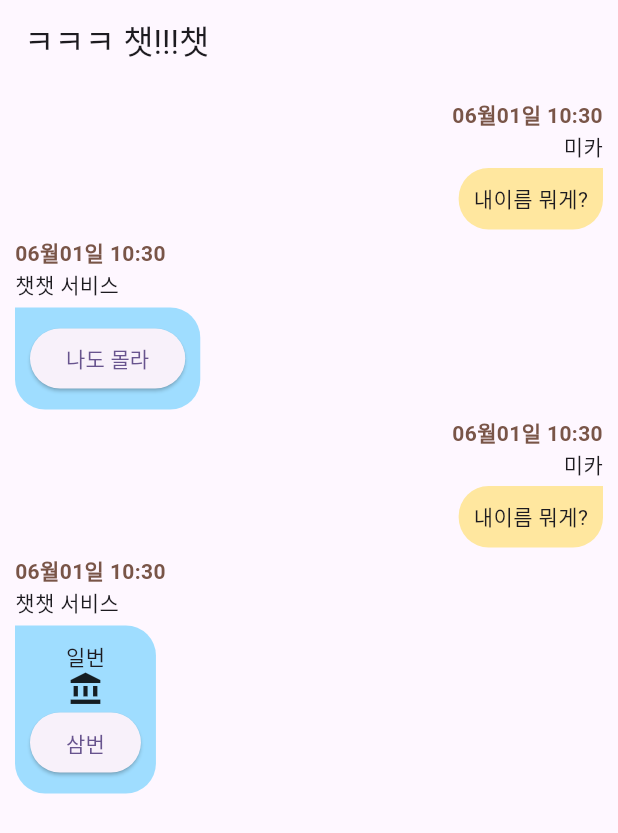
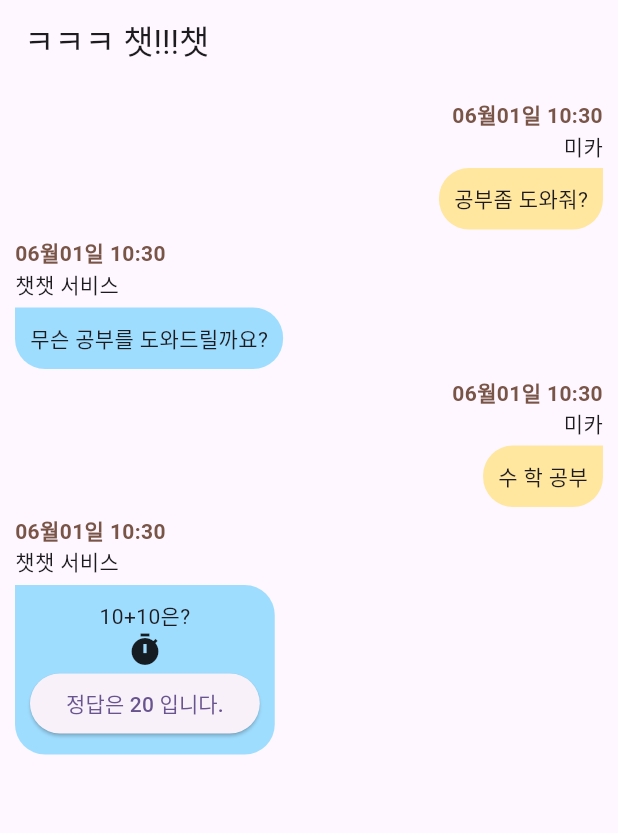
Before and after one commit to karzia/bubble_chat, a Flutter app: the screen it shows after launch, on a phone screen of 412 x 824 dp. Shown: the top 833 px of the screen. Run offline on Flutter 3.47's test engine with Material 3 defaults, Android fonts, the phone set to English and light mode, and no system bars.

Commit message:
changed example

```diff
--- a/lib/main.dart
+++ b/lib/main.dart
@@ -54,13 +54,13 @@ class _MyHomePageState extends State<MyHomePage> {
   static const String agent="챗챗 서비스";
 
   final testData = <ChatData>[
-    ChatData(ChatPos.right, Text(user), Text("내이름 뭐게?")),
-    ChatData(ChatPos.left,Text(agent), ElevatedButton(child: Text("나도 몰라"),onPressed: (){},)),
-    ChatData(ChatPos.right,Text(user), Text("내이름 뭐게?")),
+    ChatData(ChatPos.right, Text(user), Text("공부좀 도와줘?")),
+    ChatData(ChatPos.left,Text(agent), Text("무슨 공부를 도와드릴까요?")),
+    ChatData(ChatPos.right,Text(user), Text("수 학 공부")),
     ChatData(ChatPos.left,Text(agent), Column(children: [
-      Text("일번"),
-      Icon(Icons.account_balance),
-      ElevatedButton(child:Text("삼번"),onPressed: (){},),
+      Text("10+10은?"),
+      Icon(Icons.timer),
+      ElevatedButton(child:Text("정답은 20 입니다."),onPressed: (){},),
     ])),
 
   ];
```
